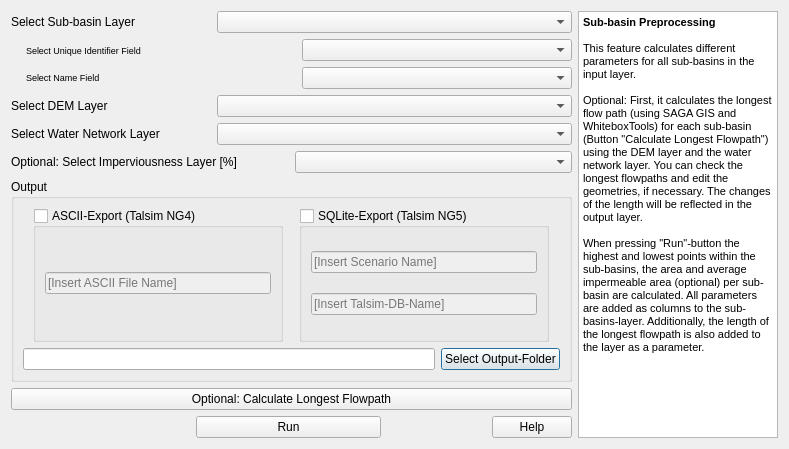
Before: the Qt Designer form QTalsim/qtalsim_subbasin.ui in sydroconsult/QTalsim, drawn with Qt 5.
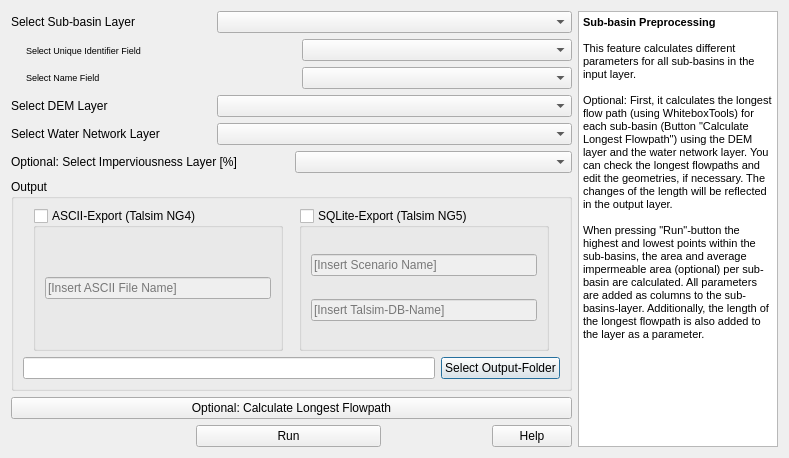
After: the same form once the commit is applied. Custom widgets are drawn as their Qt base class.

Diff of the .ui file:
```diff
--- a/QTalsim/qtalsim_subbasin.ui
+++ b/QTalsim/qtalsim_subbasin.ui
@@ -7,7 +7,7 @@
     <x>0</x>
     <y>0</y>
     <width>789</width>
-    <height>449</height>
+    <height>458</height>
    </rect>
   </property>
   <property name="windowTitle">
@@ -443,7 +443,7 @@
 &lt;p style=&quot;-qt-paragraph-type:empty; margin-top:0px; margin-bottom:0px; margin-left:0px; margin-right:0px; -qt-block-indent:0; text-indent:0px; font-size:8pt; font-weight:600;&quot;&gt;&lt;br /&gt;&lt;/p&gt;
 &lt;p style=&quot; margin-top:0px; margin-bottom:0px; margin-left:0px; margin-right:0px; -qt-block-indent:0; text-indent:0px;&quot;&gt;&lt;span style=&quot; font-size:8pt;&quot;&gt;This feature calculates different parameters for all sub-basins in the input layer. &lt;/span&gt;&lt;/p&gt;
 &lt;p style=&quot;-qt-paragraph-type:empty; margin-top:0px; margin-bottom:0px; margin-left:0px; margin-right:0px; -qt-block-indent:0; text-indent:0px; font-size:8pt;&quot;&gt;&lt;br /&gt;&lt;/p&gt;
-&lt;p style=&quot; margin-top:0px; margin-bottom:0px; margin-left:0px; margin-right:0px; -qt-block-indent:0; text-indent:0px;&quot;&gt;&lt;span style=&quot; font-size:8pt;&quot;&gt;Optional: First, it calculates the longest flow path (using &lt;/span&gt;&lt;span style=&quot; font-family:'sans-serif'; font-size:8pt; color:#000000; background-color:#ffffff;&quot;&gt;SAGA GIS and WhiteboxTools) for each sub-basin (Button &amp;quot;Calculate Longest Flowpath&amp;quot;) using the DEM layer and the water network layer. You can check the longest flowpaths and edit the geometries, if necessary. The changes of the length will be reflected in the output layer. &lt;/span&gt;&lt;/p&gt;
+&lt;p style=&quot; margin-top:0px; margin-bottom:0px; margin-left:0px; margin-right:0px; -qt-block-indent:0; text-indent:0px;&quot;&gt;&lt;span style=&quot; font-size:8pt;&quot;&gt;Optional: First, it calculates the longest flow path (using&lt;/span&gt;&lt;span style=&quot; font-family:'sans-serif'; font-size:8pt; color:#000000; background-color:#ffffff;&quot;&gt; WhiteboxTools) for each sub-basin (Button &amp;quot;Calculate Longest Flowpath&amp;quot;) using the DEM layer and the water network layer. You can check the longest flowpaths and edit the geometries, if necessary. The changes of the length will be reflected in the output layer. &lt;/span&gt;&lt;/p&gt;
 &lt;p style=&quot; margin-top:0px; margin-bottom:0px; margin-left:0px; margin-right:0px; -qt-block-indent:0; text-indent:0px;&quot;&gt;&lt;span style=&quot; font-family:'sans-serif'; font-size:8pt; color:#000000; background-color:#ffffff;&quot;&gt; &lt;/span&gt;&lt;/p&gt;
 &lt;p style=&quot; margin-top:0px; margin-bottom:0px; margin-left:0px; margin-right:0px; -qt-block-indent:0; text-indent:0px;&quot;&gt;&lt;span style=&quot; font-family:'sans-serif'; font-size:8pt; color:#000000; background-color:#ffffff;&quot;&gt;When pressing &amp;quot;Run&amp;quot;-button the highest and lowest points within the sub-basins, the area and average impermeable area (optional) per sub-basin are calculated. All parameters are added as columns to the sub-basins-layer. Additionally, the length of the longest flowpath is also added to the layer as a parameter.&lt;/span&gt;&lt;/p&gt;&lt;/body&gt;&lt;/html&gt;</string>
      </property>
```
